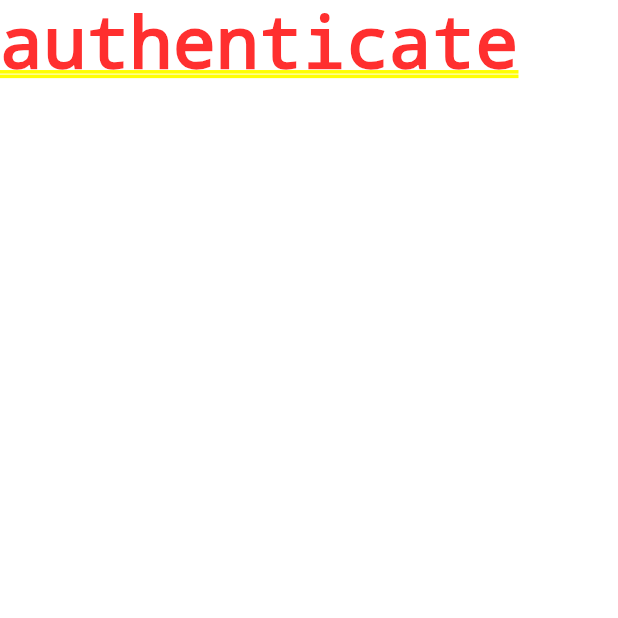
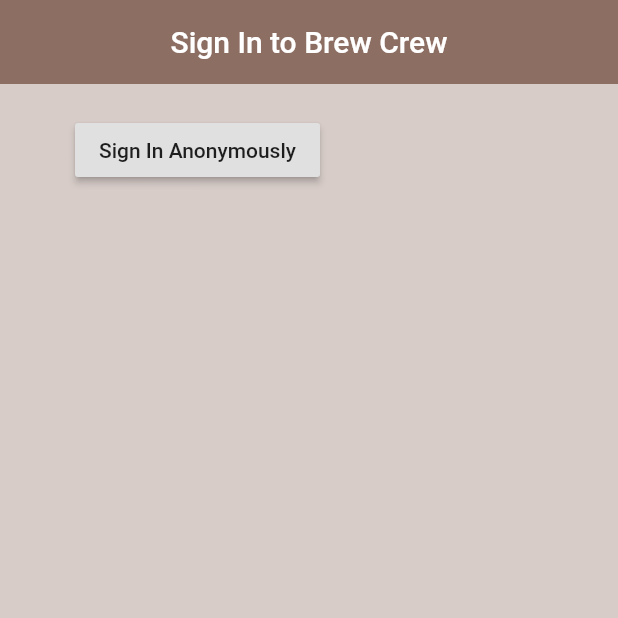
Before and after one commit to thethmuu/flutter-firebase-first-app, a Flutter app: the screen it shows after launch, on a phone screen of 412 x 824 dp, the top half of it. Run offline on Flutter 3.47's test engine with Material 2 defaults, Android fonts, the phone set to English and light mode, and no system bars; our stand-ins replace firebase_auth; accounts and stored records are empty.

Commit message:
Anonymous Sign In

```diff
--- a/lib/screens/authenticate/authenticate.dart
+++ b/lib/screens/authenticate/authenticate.dart
@@ -1,3 +1,4 @@
+import 'package:brew_crew/screens/authenticate/sign_in.dart';
 import 'package:flutter/material.dart';
 
 class Authenticate extends StatefulWidget {
@@ -9,7 +10,7 @@ class _AuthenticateState extends State<Authenticate> {
   @override
   Widget build(BuildContext context) {
     return Container(
-      child: Text('authenticate'),
+      child: SignIn(),
     );
   }
 }
--- /dev/null
+++ b/lib/screens/authenticate/sign_in.dart
@@ -0,0 +1,39 @@
+import 'package:brew_crew/services/auth.dart';
+import 'package:flutter/material.dart';
+
+class SignIn extends StatefulWidget {
+  @override
+  _SignInState createState() => _SignInState();
+}
+
+class _SignInState extends State<SignIn> {
+  final AuthService _auth = AuthService();
+
+  @override
+  Widget build(BuildContext context) {
+    return Scaffold(
+      backgroundColor: Colors.brown[100],
+      appBar: AppBar(
+        backgroundColor: Colors.brown[400],
+        elevation: 0.0,
+        title: Text('Sign In to Brew Crew'),
+        centerTitle: true,
+      ),
+      body: Container(
+        padding: EdgeInsets.symmetric(vertical: 20.0, horizontal: 50.0),
+        child: RaisedButton(
+          child: Text('Sign In Anonymously'),
+          onPressed: () async {
+            dynamic result = await _auth.signInAnon();
+            if (result == null) {
+              print('Error Signing In');
+            } else {
+              print('Signed In Successfully');
+              print(result);
+            }
+          },
+        ),
+      ),
+    );
+  }
+}
--- a/pubspec.yaml
+++ b/pubspec.yaml
@@ -29,7 +29,7 @@ dependencies:
   # Use with the CupertinoIcons class for iOS style icons.
   cupertino_icons: ^1.0.0
   firebase_auth: ^0.14.0+5
-  cloud_firestore: ^0.12.9+4
+  cloud_firestore: ^0.13.0+1
 
 dev_dependencies:
   flutter_test:
```
Also changed, not shown: lib/services/auth.dart (+11 -0 lines), pubspec.lock.
